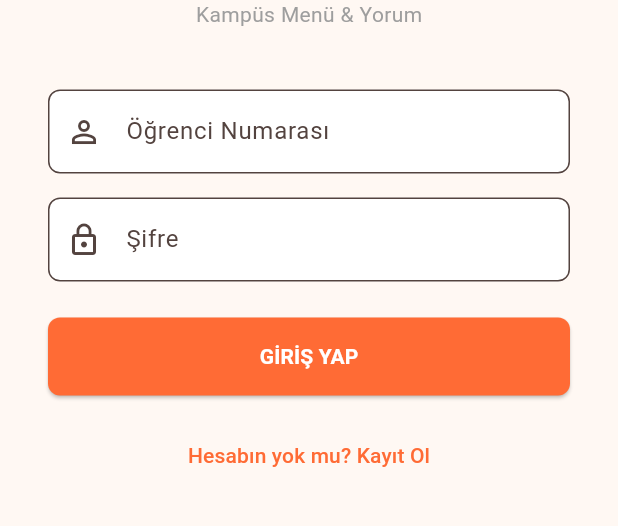
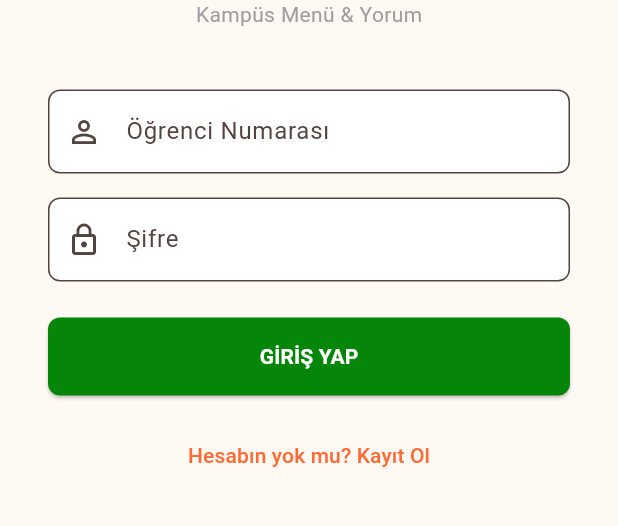
Before and after one commit to ozzlemdemir/Food_Track_Mobile_App, a Flutter app: the screen it shows after launch, on a phone screen of 412 x 824 dp, the part 470-996 px from its top. Run offline on Flutter 3.47's test engine with Material 3 defaults, Android fonts, the phone set to English and light mode, and no system bars.

Commit message:
MY-8 giriş butonu style

```diff
--- a/yemek_takip/lib/screens/home_screen.dart
+++ b/yemek_takip/lib/screens/home_screen.dart
@@ -145,7 +145,7 @@ class HomeScreen extends StatelessWidget {
       ),
       bottomNavigationBar: BottomNavigationBar(
         currentIndex: 0,
-        selectedItemColor: const Color.fromARGB(255, 4, 49, 117)
+        selectedItemColor: const Color.fromARGB(255, 4, 49, 117),
         items: const [
           BottomNavigationBarItem(icon: Icon(Icons.home), label: 'Menü'),
           BottomNavigationBarItem(
--- a/yemek_takip/lib/screens/login_screen.dart
+++ b/yemek_takip/lib/screens/login_screen.dart
@@ -80,7 +80,7 @@ class LoginScreen extends StatelessWidget {
                     );
                   },
                   style: ElevatedButton.styleFrom(
-                    backgroundColor: const Color(0xFFFF6B35),
+                    backgroundColor: const Color.fromARGB(255, 5, 134, 9),
                     padding: const EdgeInsets.symmetric(vertical: 16),
                     shape: RoundedRectangleBorder(
                       borderRadius: BorderRadius.circular(8),
```
